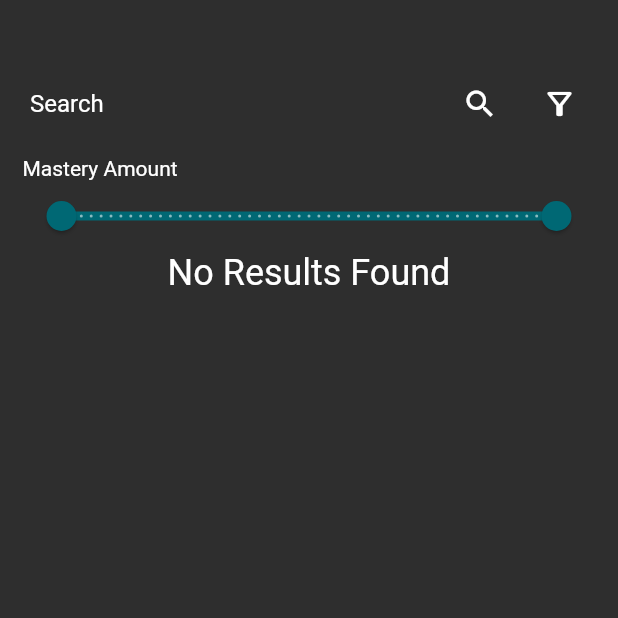
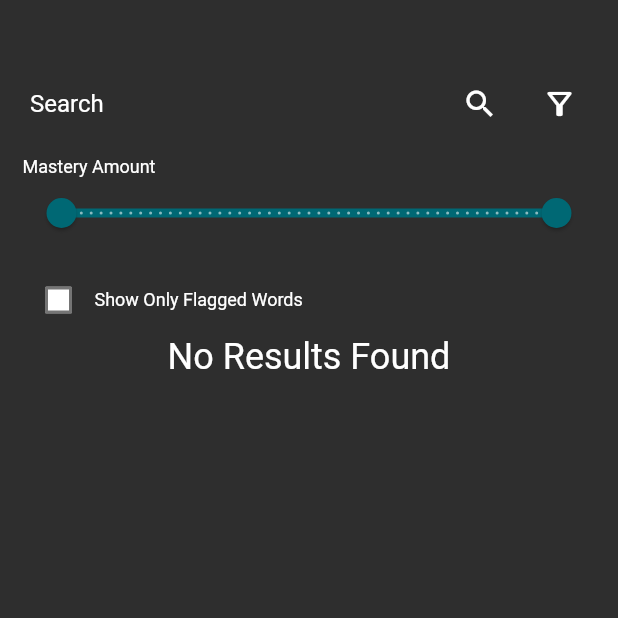
Before and after one commit to choe220/1000-spanish-words, a Flutter app: the WordsList screen opened directly with empty values, after a tap on the "filter alt" icon, on a phone screen of 412 x 824 dp, the top half of it. Run offline on Flutter 3.47's test engine with Material 2 defaults, Android fonts, the phone set to English and light mode, and no system bars; our stand-ins replace cloud_firestore, firebase_core, flutter_tts, speech_to_text; missing offline and left inert: string_similarity; accounts and stored records are empty.

Commit message:
added word flagging

```diff
--- a/lib/models/words.dart
+++ b/lib/models/words.dart
@@ -9,6 +9,7 @@ class Word {
     required this.spanish,
     required this.weight,
     this.mastery,
+    this.flagged,
     this.correct,
   });
 
@@ -16,12 +17,14 @@ class Word {
   String spanish;
   int weight;
   double? mastery;
+  bool? flagged;
   bool? correct;
 
   factory Word.fromJson(Map<String, dynamic> json) => Word(
         english: json["english"],
         spanish: json["spanish"],
         weight: json["weight"],
+        flagged: json['flagged'],
         mastery: json['mastery']?.toDouble(),
       );
 
@@ -29,6 +32,7 @@ class Word {
         "english": english,
         "spanish": spanish,
         "weight": weight,
+        'flagged': flagged,
         'mastery': mastery,
       };
 }
--- a/lib/views/settings.dart
+++ b/lib/views/settings.dart
@@ -1,5 +1,7 @@
 import 'package:flutter/material.dart';
 import 'package:spanish_words/models/user.dart';
+import 'package:spanish_words/models/words.dart';
+import 'package:spanish_words/widgets/white_text.dart';
 
 class Settings extends StatefulWidget {
   const Settings({
@@ -26,14 +28,39 @@ class _SettingsState extends State<Settings> {
               children: [
                 ElevatedButton(
                   onPressed: () async {
-                    widget.user.generateSet().then((_) => widget.user
+                    widget.user.generateSet(null).then((_) => widget.user
                         .saveToFirebase()
                         .then((_) => setState(() {})));
                   },
                   child: const Text('Generate New Set'),
                 ),
+                // const SizedBox(
+                //   height: 15,
+                // ),
+                // ElevatedButton(
+                //   onPressed: () async => {
+                //     widget.user.words += widget.user.currentSet!,
+                //     widget.user.currentSet = [],
+                //     await widget.user.saveToFirebase(),
+                //   },
+                //   child: const Text('Clear Current Set'),
+                // ),
                 const SizedBox(
                   height: 15,
+                ),
+                ElevatedButton(
+                  onPressed: () async {
+                    List<Word> flagged = (widget.user.words +
+                            widget.user.currentSet!)
+                        .where((word) => word.flagged != null && word.flagged!)
+                        .toList();
+                    await widget.user.generateSet(flagged).then(
+                        (value) async => await widget.user.saveToFirebase());
+                  },
+                  child: const Text('Create Set From Flagged'),
+                ),
+                const SizedBox(
+                  height: 30,
                 ),
                 const Text(
                   'Increase Speech Attempts',
@@ -100,6 +127,9 @@ class _SettingsState extends State<Settings> {
                     ),
                   ],
                 ),
+                const SizedBox(
+                  height: 15,
+                ),
               ],
             ),
           ),
--- a/lib/views/words_list.dart
+++ b/lib/views/words_list.dart
@@ -1,11 +1,13 @@
 import 'package:flutter/material.dart';
 import 'package:flutter_tts/flutter_tts.dart';
+import 'package:spanish_words/models/user.dart';
 import 'package:spanish_words/models/words.dart';
+import 'package:spanish_words/widgets/white_text.dart';
 
 class WordsList extends StatefulWidget {
-  const WordsList({Key? key, required this.words}) : super(key: key);
+  const WordsList({Key? key, required this.user}) : super(key: key);
 
-  final List<Word> words;
+  final User user;
 
   @override
   State<WordsList> createState() => _WordsListState();
@@ -15,22 +17,28 @@ class _WordsListState extends State<WordsList> {
   List<Word> _foundWords = [];
   bool _filters = false;
   RangeValues _currentRangeValues = const RangeValues(0, 100);
+  bool _onlyFlagged = false;
 
   @override
   void initState() {
     super.initState();
-    _foundWords = widget.words;
+    _foundWords = (widget.user.words + widget.user.currentSet!);
   }
 
   void _filter(String? enteredKeyword) {
     List<Word> results = [];
+    List<Word> wordPool = _onlyFlagged
+        ? (widget.user.words + widget.user.currentSet!)
+            .where((word) => word.flagged != null && word.flagged!)
+            .toList()
+        : (widget.user.words + widget.user.currentSet!);
     if (enteredKeyword != null && enteredKeyword.isNotEmpty) {
-      results = widget.words
+      results = wordPool
           .where((word) =>
               word.english.toLowerCase().contains(enteredKeyword.toLowerCase()))
           .toList();
     } else {
-      results = widget.words;
+      results = wordPool;
     }
     results = results
         .where((word) =>
@@ -94,9 +102,8 @@ class _WordsListState extends State<WordsList> {
               Column(
                 crossAxisAlignment: CrossAxisAlignment.start,
                 children: [
-                  const Text(
+                  const WhiteText(
                     'Mastery Amount',
-                    style: TextStyle(color: Colors.white),
                   ),
                   RangeSlider(
                     values: _currentRangeValues,
@@ -110,6 +117,29 @@ class _WordsListState extends State<WordsList> {
                       _currentRangeValues = values;
                       _filter(null);
                     }),
+                  ),
+                  const SizedBox(
+                    height: 10.0,
+                  ),
+                  Row(
+                    children: [
+                      Checkbox(
+                        fillColor: MaterialStateProperty.all(Colors.white),
+                        checkColor: Colors.black,
+                        value: _onlyFlagged,
+                        onChanged: (value) => {
+                          setState(() => _onlyFlagged = value!),
+                          _filter(null),
+                        },
+                      ),
+                      InkWell(
+                        onTap: () => {
+                          setState(() => _onlyFlagged = !_onlyFlagged),
+                          _filter(null),
+                        },
+                        child: const WhiteText('Show Only Flagged Words'),
+                      ),
+                    ],
                   ),
                 ],
               ),
@@ -131,10 +161,28 @@ class _WordsListState extends State<WordsList> {
                                   '${(_foundWords[index].mastery ?? 0) * 100} % mastery'),
                             ],
                           ),
-                          trailing: IconButton(
-                            icon: const Icon(Icons.volume_up),
-                            onPressed: () async =>
-                                await _speak(_foundWords[index].spanish),
+                          trailing: Row(
+                            mainAxisSize: MainAxisSize.min,
+                            children: [
+                              Row(
+                                children: [
+                                  const Text('Flagged'),
+                                  Checkbox(
+                                    value: _foundWords[index].flagged ?? false,
+                                    onChanged: (value) async => {
+                                      _foundWords[index].flagged = value,
+                                      setState(() {}),
+                                      await widget.user.saveToFirebase(),
+                                    },
+                                  ),
+                                ],
+                              ),
+                              IconButton(
+                                icon: const Icon(Icons.volume_up),
+                                onPressed: () async =>
+                                    await _speak(_foundWords[index].spanish),
+                              ),
+                            ],
                           ),
                         ),
                       ),
```
Also changed, not shown: lib/views/speech_game.dart (+6 -11 lines).
